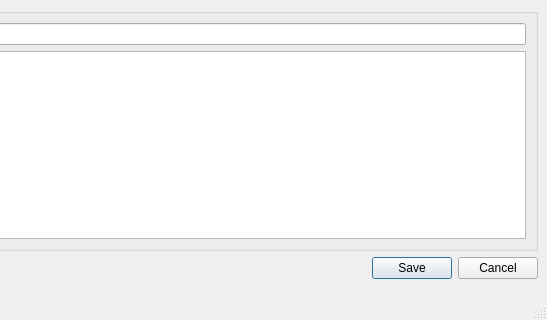
Qt form Layer2Triple_main_base.ui (LambdaGeo/qgisparql-layer2triple) before a commit; both pictures show x 245 to 792 and y 243 to 563 of the 792 by 563 pixel window.
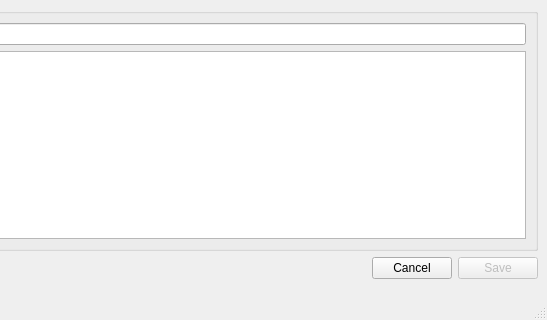
The same form after that commit.

Commit message: desabilitado botao save

The edit to the form file:
```diff
--- a/Layer2Triple_main_base.ui
+++ b/Layer2Triple_main_base.ui
@@ -428,9 +428,19 @@
            </spacer>
           </item>
           <item>
-           <widget class="QDialogButtonBox" name="buttonBox">
-            <property name="standardButtons">
-             <set>QDialogButtonBox::Cancel|QDialogButtonBox::Save</set>
+           <widget class="QPushButton" name="pushButtonCancel">
+            <property name="text">
+             <string>Cancel</string>
+            </property>
+           </widget>
+          </item>
+          <item>
+           <widget class="QPushButton" name="pushButtonSave">
+            <property name="enabled">
+             <bool>false</bool>
+            </property>
+            <property name="text">
+             <string>Save</string>
             </property>
            </widget>
           </item>
```
The commit also changes 2 other files.
